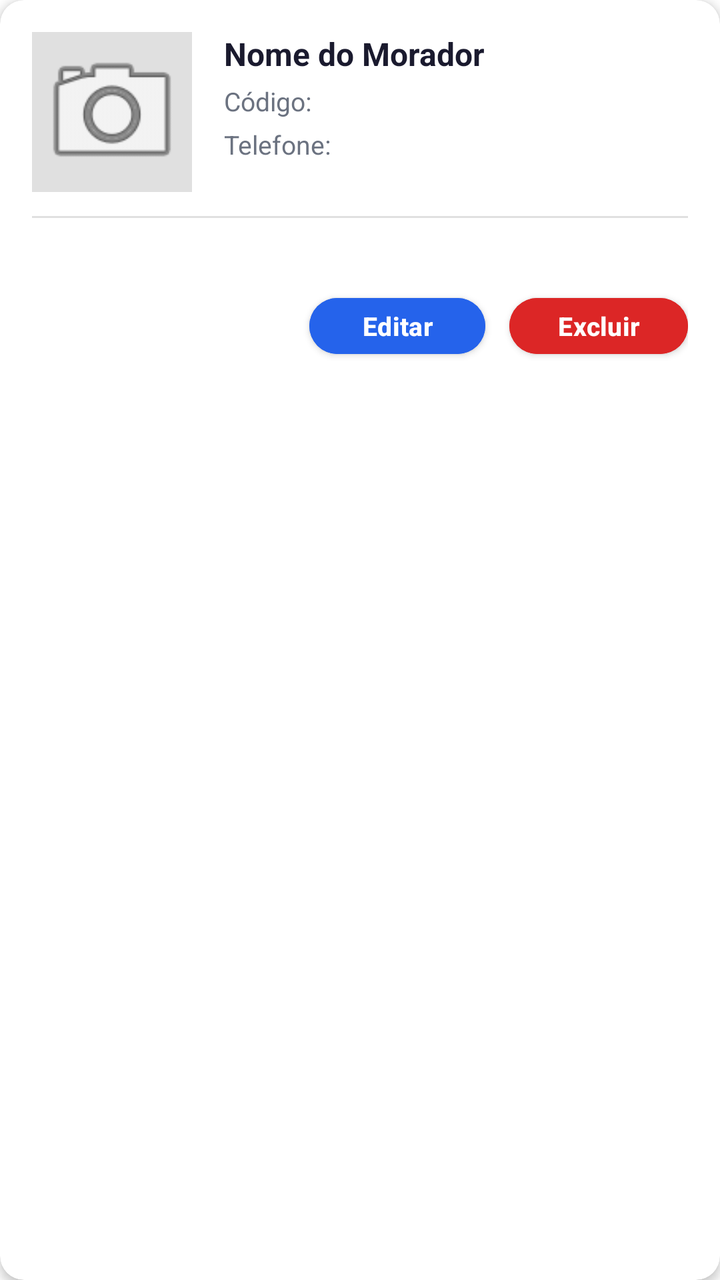
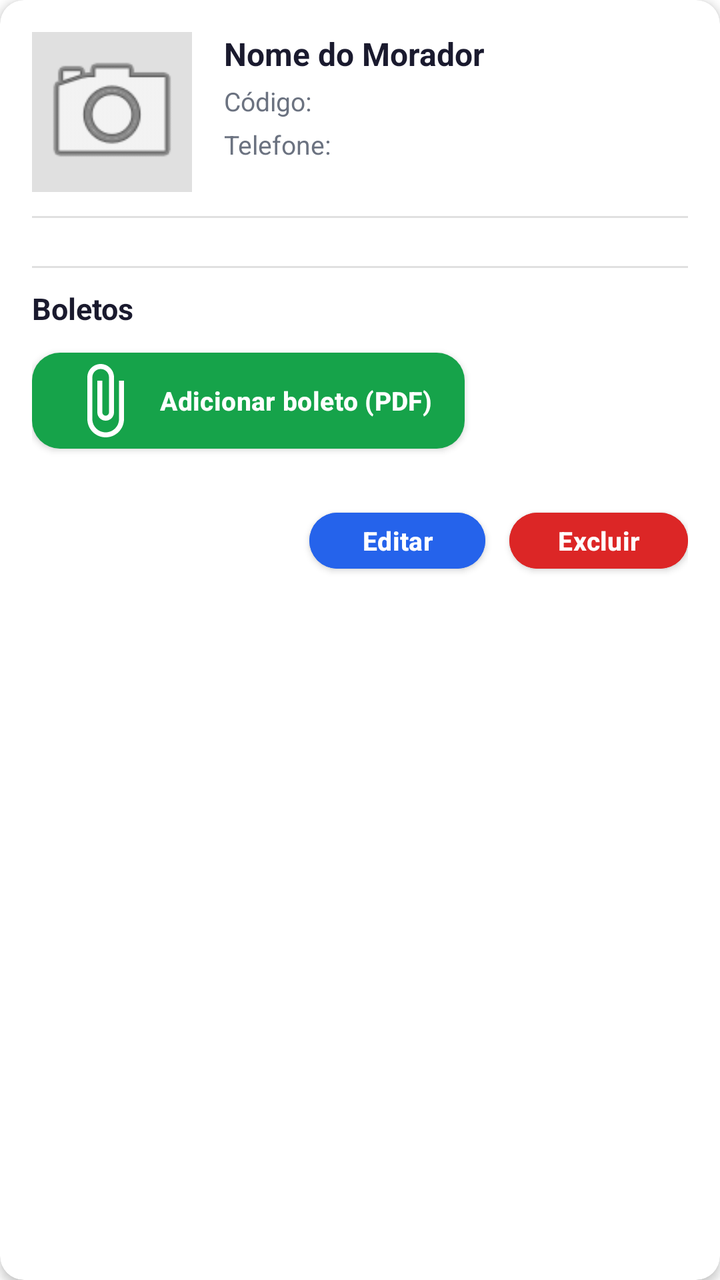

Two renders of the same Android screen: before a commit and after it. Below are the layout's source before the change and the commit's diff.
<!-- AndroidManifest.xml: application theme AppTheme -->
<!-- res/layout/item_morador.xml -->
<?xml version="1.0" encoding="utf-8"?>
<androidx.cardview.widget.CardView xmlns:android="http://schemas.android.com/apk/res/android"
    xmlns:app="http://schemas.android.com/apk/res-auto"
    android:layout_width="match_parent"
    android:layout_height="wrap_content"
    android:layout_marginStart="16dp"
    android:layout_marginEnd="16dp"
    android:layout_marginTop="8dp"
    android:layout_marginBottom="8dp"
    app:cardCornerRadius="12dp"
    app:cardElevation="3dp"
    app:cardBackgroundColor="#FFFFFF">

    <LinearLayout
        android:layout_width="match_parent"
        android:layout_height="wrap_content"
        android:orientation="vertical"
        android:padding="16dp">

        
        <LinearLayout
            android:layout_width="match_parent"
            android:layout_height="wrap_content"
            android:orientation="horizontal">

            <ImageView
                android:id="@+id/imageMoradorItem"
                android:layout_width="80dp"
                android:layout_height="80dp"
                android:src="@android:drawable/ic_menu_camera"
                android:scaleType="centerCrop"
                android:contentDescription="Imagem do morador"
                android:background="#E0E0E0"
                android:padding="2dp"
                app:cornerRadius="14dp"
                android:clipToOutline="true"
                android:layout_marginEnd="16dp" />

            <LinearLayout
                android:layout_width="0dp"
                android:layout_height="wrap_content"
                android:layout_weight="1"
                android:orientation="vertical">

                <TextView
                    android:id="@+id/tvNomeMorador"
                    android:layout_width="match_parent"
                    android:layout_height="wrap_content"
                    android:text="Nome do Morador"
                    android:textSize="16sp"
                    android:textStyle="bold"
                    android:textColor="#1A1A2E" />

                <TextView
                    android:id="@+id/tvCodigoMorador"
                    android:layout_width="match_parent"
                    android:layout_height="wrap_content"
                    android:text="Código: "
                    android:textSize="13sp"
                    android:textColor="#6B7280"
                    android:layout_marginTop="4dp" />

                <TextView
                    android:id="@+id/tvTelefoneMorador"
                    android:layout_width="match_parent"
                    android:layout_height="wrap_content"
                    android:text="Telefone: "
                    android:textSize="13sp"
                    android:textColor="#6B7280"
                    android:layout_marginTop="4dp" />

            </LinearLayout>

        </LinearLayout>

        
        <View
            android:layout_width="match_parent"
            android:layout_height="1dp"
            android:background="#E0E0E0"
            android:layout_marginTop="12dp"
            android:layout_marginBottom="12dp" />

        
        <TextView
            android:id="@+id/tvCpfMorador"
            android:layout_width="match_parent"
            android:layout_height="wrap_content"
            android:text="📄 CPF: "
            android:textSize="13sp"
            android:textColor="#6B7280"
            android:layout_marginBottom="4dp"
            android:visibility="gone" />

        
        <TextView
            android:id="@+id/tvEnderecoMorador"
            android:layout_width="match_parent"
            android:layout_height="wrap_content"
            android:text="📍 Endereço: "
            android:textSize="13sp"
            android:textColor="#6B7280"
            android:layout_marginBottom="4dp"
            android:visibility="gone" />

        
        <LinearLayout
            android:id="@+id/layoutQuadraLote"
            android:layout_width="match_parent"
            android:layout_height="wrap_content"
            android:orientation="horizontal"
            android:visibility="gone">

            <TextView
                android:id="@+id/tvQuadraMorador"
                android:layout_width="0dp"
                android:layout_height="wrap_content"
                android:layout_weight="1"
                android:text="📐 Quadra: "
                android:textSize="13sp"
                android:textColor="#6B7280" />

            <TextView
                android:id="@+id/tvLoteMorador"
                android:layout_width="0dp"
                android:layout_height="wrap_content"
                android:layout_weight="1"
                android:text="🏷️ Lote: "
                android:textSize="13sp"
                android:textColor="#6B7280" />

        </LinearLayout>

        
        <TextView
            android:id="@+id/tvEmailMorador"
            android:layout_width="match_parent"
            android:layout_height="wrap_content"
            android:text="📧 Email: "
            android:textSize="13sp"
            android:textColor="#6B7280"
            android:layout_marginTop="4dp"
            android:visibility="gone" />


        
        <LinearLayout
            android:id="@+id/layoutAnexosItem"
            android:layout_width="match_parent"
            android:layout_height="wrap_content"
            android:orientation="vertical"
            android:visibility="gone" />
        
        <LinearLayout
            android:layout_width="match_parent"
            android:layout_height="wrap_content"
            android:orientation="horizontal"
            android:layout_marginTop="16dp"
            android:gravity="end"
            android:paddingTop="8dp">

            <Button
                android:id="@+id/btnEditarMorador"
                android:layout_width="wrap_content"
                android:layout_height="36dp"
                android:text="Editar"
                android:textSize="13sp"
                android:textStyle="bold"
                android:textAllCaps="false"
                android:backgroundTint="@color/botaoPrimario"
                android:textColor="#FFFFFF"
                app:cornerRadius="14dp"
                android:paddingStart="24dp"
                android:paddingEnd="24dp"
                android:layout_marginEnd="12dp" />

            <Button
                android:id="@+id/btnExcluirMorador"
                android:layout_width="wrap_content"
                android:layout_height="36dp"
                android:text="Excluir"
                android:textSize="13sp"
                android:textStyle="bold"
                android:textAllCaps="false"
                android:backgroundTint="@color/botaoPerigo"
                android:textColor="#FFFFFF"
                app:cornerRadius="14dp"
                android:paddingStart="24dp"
                android:paddingEnd="24dp" />
        </LinearLayout>

    </LinearLayout>
</androidx.cardview.widget.CardView>
<!-- resources referenced by this layout -->
<resources>
  <color name="botaoPerigo">#DC2626</color>
  <color name="botaoPrimario">#2563EB</color>
  <style name="AppTheme" parent="Theme.MaterialComponents.DayNight.DarkActionBar">
          <item name="colorPrimary">@color/colorPrimary</item>
          <item name="colorPrimaryDark">@color/black</item>
          <item name="colorAccent">@color/black</item>
          <item name="android:windowBackground">@color/white</item>
          <item name="android:textColor">@color/black</item>
          <item name="android:textColorPrimary">@color/corTitulo</item>
  
          
          <item name="materialButtonStyle">@style/Widget.Condominio.Button</item>
          <item name="textInputStyle">@style/Widget.Condominio.TextInputLayout</item>
      </style>
  <color name="colorPrimary">#1E3A8A</color>
  <color name="black">#000000</color>
  <color name="white">#FFFFFF</color>
  <color name="corTitulo">#070707</color>
  <style name="Widget.Condominio.Button" parent="Widget.MaterialComponents.Button">
          <item name="backgroundTint">@color/botaoPrimario</item>
          <item name="android:textColor">@color/white</item>
          <item name="cornerRadius">14dp</item>
          <item name="android:textAllCaps">false</item>
          <item name="android:textStyle">bold</item>
          <item name="android:textSize">15sp</item>
          <item name="android:letterSpacing">0.01</item>
          <item name="android:minHeight">52dp</item>
          <item name="android:insetTop">4dp</item>
          <item name="android:insetBottom">4dp</item>
          <item name="android:elevation">2dp</item>
          <item name="iconTint">@color/white</item>
          <item name="iconPadding">8dp</item>
      </style>
  <style name="Widget.Condominio.TextInputLayout" parent="Widget.MaterialComponents.TextInputLayout.OutlinedBox">
          <item name="boxBackgroundColor">@color/white</item>
          <item name="boxStrokeColor">@color/colorPrimary</item>
          <item name="hintTextColor">@color/colorPrimary</item>
          <item name="android:textColorHint">@color/colorPrimary</item>
      </style>
</resources>

<!-- the commit's change to res/layout/item_morador.xml (unified diff, before → after) -->
@@ -14,6 +14,63 @@
     <LinearLayout
         android:layout_width="match_parent"
         android:layout_height="wrap_content"
+        android:orientation="vertical">
+
+    
+    <LinearLayout
+        android:id="@+id/layoutResumoMorador"
+        android:layout_width="match_parent"
+        android:layout_height="wrap_content"
+        android:orientation="horizontal"
+        android:gravity="center_vertical"
+        android:paddingStart="16dp"
+        android:paddingEnd="16dp"
+        android:paddingTop="12dp"
+        android:paddingBottom="12dp"
+        android:background="?android:attr/selectableItemBackground"
+        android:visibility="gone">
+
+        <LinearLayout
+            android:layout_width="0dp"
+            android:layout_height="wrap_content"
+            android:layout_weight="1"
+            android:orientation="vertical">
+
+            <TextView
+                android:id="@+id/tvResumoQuadraLote"
+                android:layout_width="match_parent"
+                android:layout_height="wrap_content"
+                android:text="Quadra A · Lote 01"
+                android:textSize="15sp"
+                android:textStyle="bold"
+                android:textColor="#1A1A2E" />
+
+            <TextView
+                android:id="@+id/tvResumoNome"
+                android:layout_width="match_parent"
+                android:layout_height="wrap_content"
+                android:text="Nome do Morador"
+                android:textSize="13sp"
+                android:textColor="#6B7280"
+                android:layout_marginTop="2dp"
+                android:maxLines="1"
+                android:ellipsize="end" />
+        </LinearLayout>
+
+        <TextView
+            android:id="@+id/tvResumoSeta"
+            android:layout_width="wrap_content"
+            android:layout_height="wrap_content"
+            android:text="▼"
+            android:textSize="14sp"
+            android:textColor="#6B7280"
+            android:layout_marginStart="12dp" />
+    </LinearLayout>
+
+    <LinearLayout
+        android:id="@+id/layoutDetalhesMorador"
+        android:layout_width="match_parent"
+        android:layout_height="wrap_content"
         android:orientation="vertical"
         android:padding="16dp">
 
@@ -150,8 +207,45 @@
             android:layout_height="wrap_content"
             android:orientation="vertical"
             android:visibility="gone" />
-        
-        <LinearLayout
+
+        
+        <View
+            android:layout_width="match_parent"
+            android:layout_height="1dp"
+            android:background="#E0E0E0"
+            android:layout_marginTop="12dp" />
+
+        <TextView
+            android:layout_width="match_parent"
+            android:layout_height="wrap_content"
+            android:text="Boletos"
+            android:textSize="15sp"
+            android:textStyle="bold"
+            android:textColor="#1A1A2E"
+            android:layout_marginTop="10dp" />
+
+        <LinearLayout
+            android:id="@+id/layoutBoletosMorador"
+            android:layout_width="match_parent"
+            android:layout_height="wrap_content"
+            android:orientation="vertical" />
+
+        <com.google.android.material.button.MaterialButton
+            android:id="@+id/btnAdicionarBoleto"
+            android:layout_width="wrap_content"
+            android:layout_height="wrap_content"
+            android:layout_marginTop="8dp"
+            android:text="Adicionar boleto (PDF)"
+            android:textAllCaps="false"
+            android:textSize="13sp"
+            app:icon="@drawable/ic_anexar"
+            app:iconTint="#FFFFFF"
+            app:cornerRadius="14dp"
+            app:backgroundTint="@color/botaoSucesso" />
+
+        
+        <LinearLayout
+            android:id="@+id/layoutBotoesMorador"
             android:layout_width="match_parent"
             android:layout_height="wrap_content"
             android:orientation="horizontal"
@@ -190,4 +284,5 @@
         </LinearLayout>
 
     </LinearLayout>
+    </LinearLayout>
 </androidx.cardview.widget.CardView>
<!-- resource entries referenced after the edit -->
@@ -2,6 +2,11 @@
 <resources>
   <color name="botaoPerigo">#DC2626</color>
   <color name="botaoPrimario">#2563EB</color>
+  <color name="botaoSucesso">#16A34A</color>
+  <!-- drawable ic_anexar (drawable) -->
+  <vector xmlns:android="http://schemas.android.com/apk/res/android" android:width="40dp" android:height="40dp" android:viewportWidth="24" android:viewportHeight="24">
+      <path android:fillColor="#FFFFFF" android:pathData="M16.5,6v11.5c0,2.21 -1.79,4 -4,4s-4,-1.79 -4,-4V5c0,-1.38 1.12,-2.5 2.5,-2.5s2.5,1.12 2.5,2.5v10.5c0,0.55 -0.45,1 -1,1s-1,-0.45 -1,-1V6H10v9.5c0,1.38 1.12,2.5 2.5,2.5s2.5,-1.12 2.5,-2.5V5c0,-2.21 -1.79,-4 -4,-4S7,2.79 7,5v12.5c0,3.04 2.46,5.5 5.5,5.5s5.5,-2.46 5.5,-5.5V6h-1.5z" />
+  </vector>
   <style name="AppTheme" parent="Theme.MaterialComponents.DayNight.DarkActionBar">
           <item name="colorPrimary">@color/colorPrimary</item>
           <item name="colorPrimaryDark">@color/black</item>
